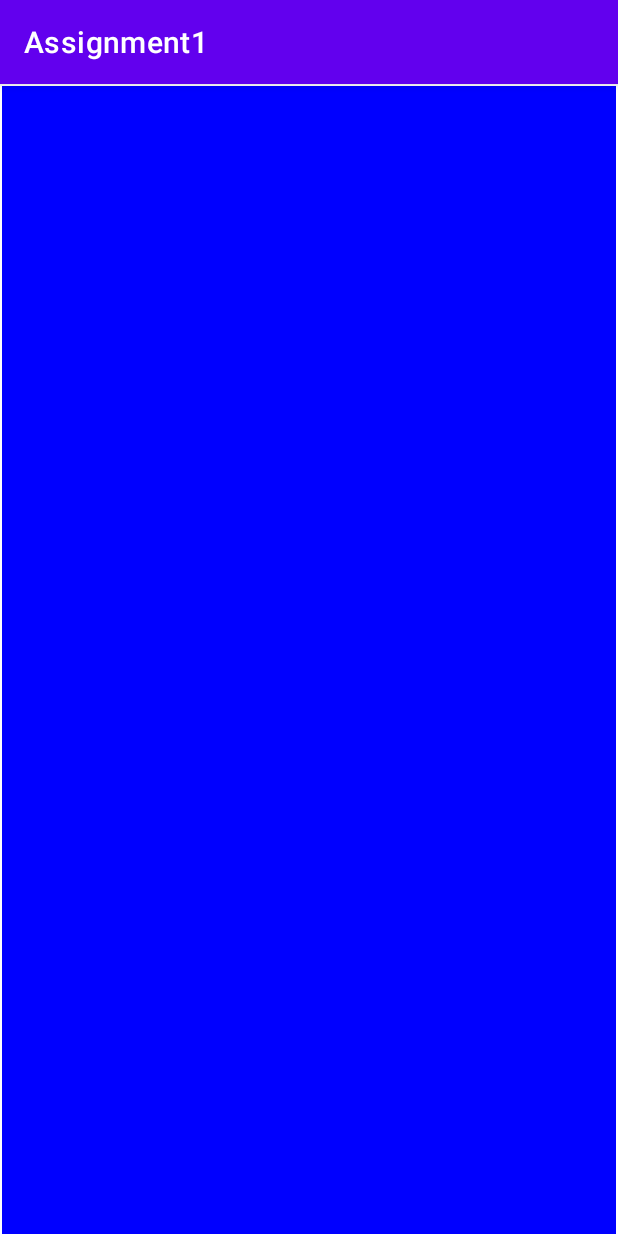
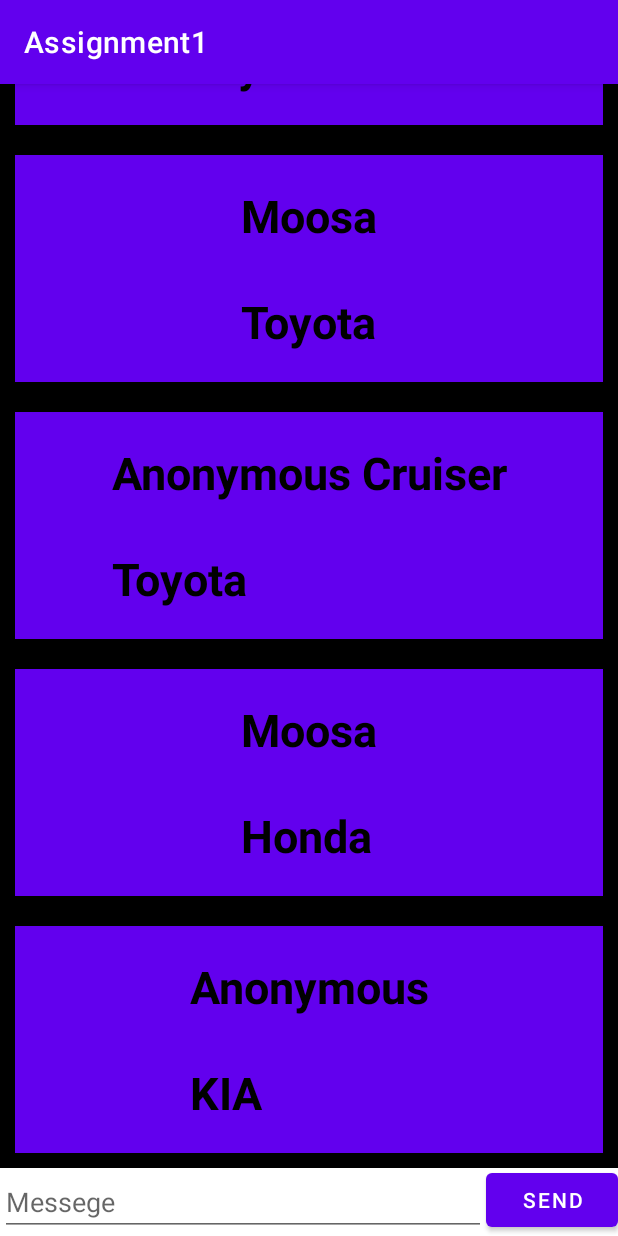
Before and after one commit to MoosaImran50/Chat-Bot-App-Kotlin-Android-SQLite, an Android app: the screen it shows after launch (MainActivity), on a phone screen of 412 x 824 dp. Run offline under Robolectric (Android 15) with nearby library versions, the phone set to English and light mode, and no system bars.

Commit message:
basic functionality added

```diff
--- a/app/src/main/java/com/example/assignment1/MainActivity.kt
+++ b/app/src/main/java/com/example/assignment1/MainActivity.kt
@@ -1,33 +1,63 @@
 package com.example.assignment1
 
+import android.content.Intent
 import android.graphics.Color
 import androidx.appcompat.app.AppCompatActivity
 import android.os.Bundle
+import android.view.View
+import android.widget.Button
+import android.widget.EditText
+import android.widget.TextView
+import android.widget.Toast
 import androidx.recyclerview.widget.LinearLayoutManager
 import androidx.recyclerview.widget.RecyclerView
 
 class MainActivity : AppCompatActivity() {
 
-    val carsList = listOf< Car>(Car("Civic", "Honda"),
-        Car("Corolla", "Toyota"),
-        Car("Sportage", "KIA"),
-        Car("Swift", "Suzuki"),
-        Car("City", "Honda"),
-        Car("Cultus", "Suzuki"),
-        Car("Alto", "Suzuki"),
-        Car("Fortuner", "Toyota"),
-        Car("Revo", "Toyota"),
-        Car("Land Cruiser", "Toyota"),
-        Car("Accord", "Honda"),
-        Car("Picanto", "KIA"))
+    var messagesList = mutableListOf<Message>(Message("Moosa", "Honda"),
+        Message("Anonymous", "Toyota"),
+        Message("Moosa", "KIA"),
+        Message("Anonymous", "Suzuki"),
+        Message("Moosa", "Honda"),
+        Message("Anonymous", "Suzuki"),
+        Message("Moosa", "Suzuki"),
+        Message("Anonymous", "Toyota"),
+        Message("Moosa", "Toyota"),
+        Message("Anonymous Cruiser", "Toyota"),
+        Message("Moosa", "Honda"),
+        Message("Anonymous", "KIA"))
 
     override fun onCreate(savedInstanceState: Bundle?) {
         super.onCreate(savedInstanceState)
         setContentView(R.layout.activity_main)
 
         val recyclerView = findViewById<RecyclerView>(R.id.myRecyclerView)
-        recyclerView.setBackgroundColor(Color.BLUE)
+        recyclerView.setBackgroundColor(Color.BLACK)
         recyclerView.layoutManager = LinearLayoutManager(this)
-        recyclerView.adapter = MyRecyclerViewAdapter(carsList)
+        recyclerView.adapter = MyRecyclerViewAdapter(messagesList)
+        recyclerView.scrollToPosition(messagesList.size - 1)
+
+
+        val textBox = findViewById<EditText>(R.id.myTextBox)
+        val sendButton = findViewById<Button>(R.id.mySendButton)
+        var enteredMessage = ""
+        sendButton.setOnClickListener {
+            enteredMessage = textBox.text.toString()
+            if (enteredMessage == "") {
+                Toast.makeText(
+                    this@MainActivity,
+                    "Name field can not be left blank!",
+                    Toast.LENGTH_SHORT
+                ).show()
+            }
+            else {
+                val message = enteredMessage
+                messagesList.add(Message("Ziyad", message))
+                messagesList.add(Message("Anas", "Fok off nigga!"))
+                recyclerView.scrollToPosition(messagesList.size - 1)
+                textBox.text.clear()
+            }
+        }
+
     }
 }
--- a/app/src/main/java/com/example/assignment1/Message.kt
+++ b/app/src/main/java/com/example/assignment1/Message.kt
@@ -1,3 +1,3 @@
 package com.example.assignment1
 
-data class Messege(val name: String, val messege: String)
+data class Message(var name: String, var message: String)
--- a/app/src/main/java/com/example/assignment1/RecyclerViewAdapter.kt
+++ b/app/src/main/java/com/example/assignment1/RecyclerViewAdapter.kt
@@ -6,7 +6,7 @@ import android.view.ViewGroup
 import android.widget.TextView
 import androidx.recyclerview.widget.RecyclerView
 
-class MyRecyclerViewAdapter(private val carsList: List<Car>) : RecyclerView.Adapter<MyViewHolder>() {
+class MyRecyclerViewAdapter(private val messagesList: MutableList<Message>) : RecyclerView.Adapter<MyViewHolder>() {
 
     override fun onCreateViewHolder(parent: ViewGroup, viewType: Int): MyViewHolder {
         val layoutInflater = LayoutInflater.from(parent.context)
@@ -15,20 +15,20 @@ class MyRecyclerViewAdapter(private val carsList: List<Car>) : RecyclerView.Adap
     }
 
     override fun onBindViewHolder(holder: MyViewHolder, position: Int) {
-        val car = carsList[position]
-        holder.bind(car)
+        val message = messagesList[position]
+        holder.bind(message)
     }
 
     override fun getItemCount(): Int {
-        return carsList.size
+        return messagesList.size
     }
 
 }
 
 class MyViewHolder(private val view: View):RecyclerView.ViewHolder(view){
-    fun bind(car: Car){
+    fun bind(messageText: Message){
         val myTextView = view.findViewById<TextView>(R.id.tvName)
-        myTextView.text = car.name
+        myTextView.text = messageText.name + "\n\n" + messageText.message
     }
 
 }
--- a/app/src/main/res/layout/activity_main.xml
+++ b/app/src/main/res/layout/activity_main.xml
@@ -8,14 +8,27 @@
 
     <androidx.recyclerview.widget.RecyclerView
         android:id="@+id/myRecyclerView"
-        android:layout_width="0dp"
+        android:layout_width="match_parent"
         android:layout_height="0dp"
-        android:layout_marginStart="1dp"
-        android:layout_marginTop="1dp"
-        android:layout_marginEnd="1dp"
-        android:layout_marginBottom="1dp"
-        app:layout_constraintBottom_toBottomOf="parent"
+        app:layout_constraintBottom_toTopOf="@+id/myTextBox"
         app:layout_constraintEnd_toEndOf="parent"
         app:layout_constraintStart_toStartOf="parent"
         app:layout_constraintTop_toTopOf="parent" />
+
+    <EditText
+        android:id="@+id/myTextBox"
+        android:layout_width="0dp"
+        android:layout_height="wrap_content"
+        android:hint="Messege"
+        app:layout_constraintBottom_toBottomOf="parent"
+        app:layout_constraintEnd_toStartOf="@+id/mySendButton"
+        app:layout_constraintStart_toStartOf="parent" />
+
+    <Button
+        android:id="@+id/mySendButton"
+        android:layout_width="wrap_content"
+        android:layout_height="wrap_content"
+        android:text="Send"
+        app:layout_constraintBottom_toBottomOf="parent"
+        app:layout_constraintEnd_toEndOf="parent" />
 </androidx.constraintlayout.widget.ConstraintLayout>
--- a/app/src/main/res/layout/list_item.xml
+++ b/app/src/main/res/layout/list_item.xml
@@ -6,7 +6,7 @@
     android:layout_width="match_parent"
     android:layout_height="wrap_content"
     android:layout_margin="10dp"
-    android:background="@color/teal_200">
+    android:background="@color/purple_500">
 
     <TextView
         android:id="@+id/tvName"
```
